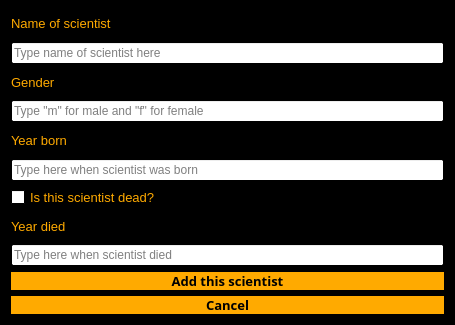
Before: the Qt Designer form addscientist.ui in stefanv15/verklegtNamskeid_skil3, drawn with Qt 5.
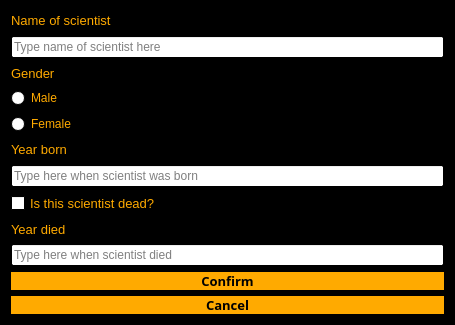
After: the same form once the commit is applied.

Commit message: add og edit scientist nokkurn veginn komið, eyddi editscientist

What changed in the file:
```diff
--- a/addscientist.ui
+++ b/addscientist.ui
@@ -137,14 +137,21 @@
     </widget>
    </item>
    <item>
-    <widget class="QLineEdit" name="line_gender">
-     <property name="placeholderText">
-      <string>Type &quot;m&quot; for male and &quot;f&quot; for female</string>
+    <widget class="QRadioButton" name="radioButtonMale">
+     <property name="text">
+      <string>Male</string>
      </property>
     </widget>
    </item>
    <item>
-    <widget class="QLabel" name="label_3">
+    <widget class="QRadioButton" name="radioButtonFemale">
+     <property name="text">
+      <string>Female</string>
+     </property>
+    </widget>
+   </item>
+   <item>
+    <widget class="QLabel" name="YearBorn">
      <property name="font">
       <font>
        <pointsize>10</pointsize>
@@ -211,7 +218,7 @@
 }</string>
      </property>
      <property name="text">
-      <string>Add this scientist</string>
+      <string>Confirm</string>
      </property>
     </widget>
    </item>
```
Left out of the diff: 6 changed lines with no effect on the pictures. The commit also changes 44 other files.
